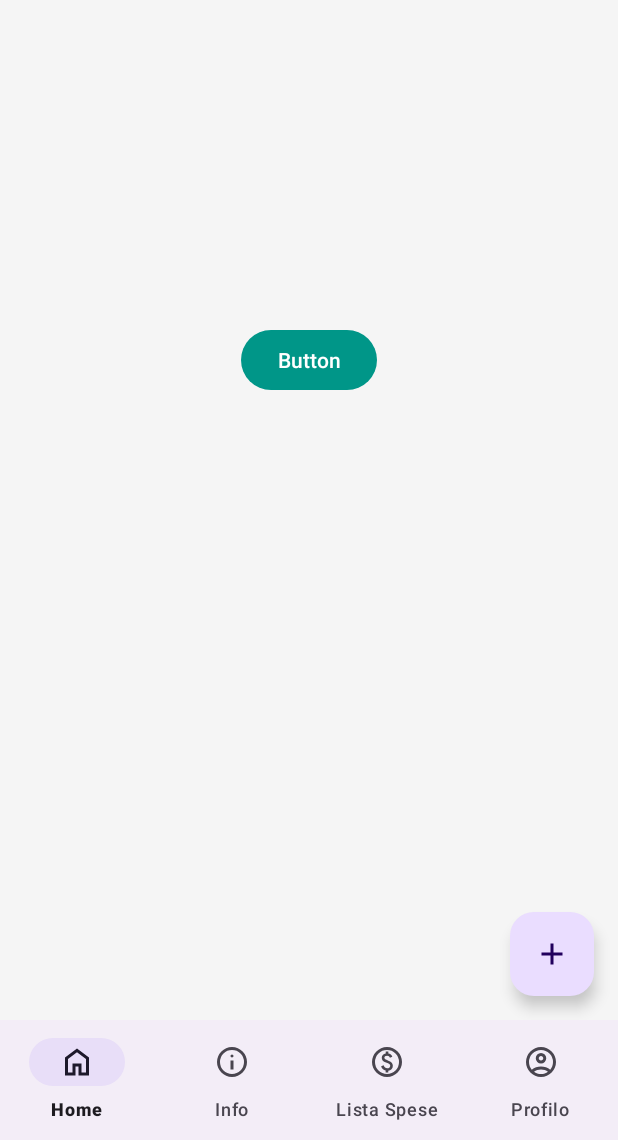
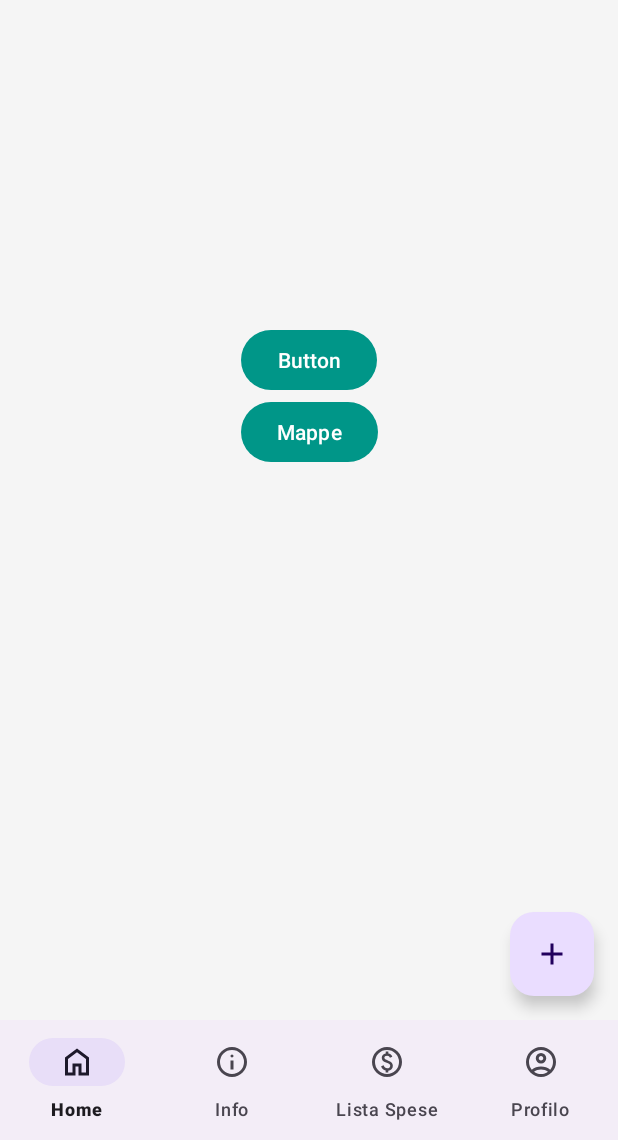
Before and after one commit to MikeArdo/AsilApp, an Android app: the fragment InformationFragment placed in its activity, on a phone screen of 412 x 824 dp, the part 96-1236 px from its top. Run offline under Robolectric (Android 15) with nearby library versions, the phone set to English and light mode, and no system bars; our stand-ins replace Firebase (no records; nobody signed in at launch, a user with empty details on screens opened directly).

Commit message:
added standard map fragment

```diff
--- a/app/src/main/java/it/bugbuster/asilapp/information/InformationFragment.java
+++ b/app/src/main/java/it/bugbuster/asilapp/information/InformationFragment.java
@@ -21,6 +21,7 @@ import com.google.firebase.firestore.QueryDocumentSnapshot;
 import java.util.ArrayList;
 import java.util.List;
 
+import it.bugbuster.asilapp.MapsFragment;
 import it.bugbuster.asilapp.R;
 import it.bugbuster.asilapp.adapter.VideoAdapter;
 import it.bugbuster.asilapp.entity.VideoModel;
@@ -89,10 +90,18 @@ public class InformationFragment extends Fragment {
         videoList = new ArrayList<>();
         tabLayout = view.findViewById(R.id.tabLayout);
         Button button = view.findViewById(R.id.button2);
+        Button btmMap = view.findViewById(R.id.button3);
 
         button.setOnClickListener(view1 -> {
             getParentFragmentManager().beginTransaction()
                     .replace(R.id.fragment_container, new RefugeeShelterFragment())
+                    .addToBackStack(null)
+                    .commit();
+        });
+
+        btmMap.setOnClickListener(view1 -> {
+            getParentFragmentManager().beginTransaction()
+                    .replace(R.id.fragment_container, new MapsFragment())
                     .addToBackStack(null)
                     .commit();
         });
--- a/app/src/main/res/layout/fragment_information.xml
+++ b/app/src/main/res/layout/fragment_information.xml
@@ -38,4 +38,13 @@
         app:layout_constraintLeft_toLeftOf="parent"
         app:layout_constraintRight_toRightOf="parent"/>
 
+    <Button
+        android:id="@+id/button3"
+        android:layout_width="wrap_content"
+        android:layout_height="wrap_content"
+        android:text="Mappe"
+        app:layout_constraintTop_toBottomOf="@id/button2"
+        app:layout_constraintLeft_toLeftOf="parent"
+        app:layout_constraintRight_toRightOf="parent"/>
+
 </androidx.constraintlayout.widget.ConstraintLayout>
```
Also changed, not shown: app/build.gradle (+12 -0 lines), app/src/main/AndroidManifest.xml (+1 -16 lines), app/src/main/java/it/bugbuster/asilapp/MapsFragment.java (renamed from app/src/main/java/it/bugbuster/asilapp/MapsActivity.java, +25 -12 lines), app/src/main/res/layout/activity_maps.xml (deleted, +0 -9 lines), app/src/main/res/layout/fragment_maps.xml (added, +14 -0 lines).
